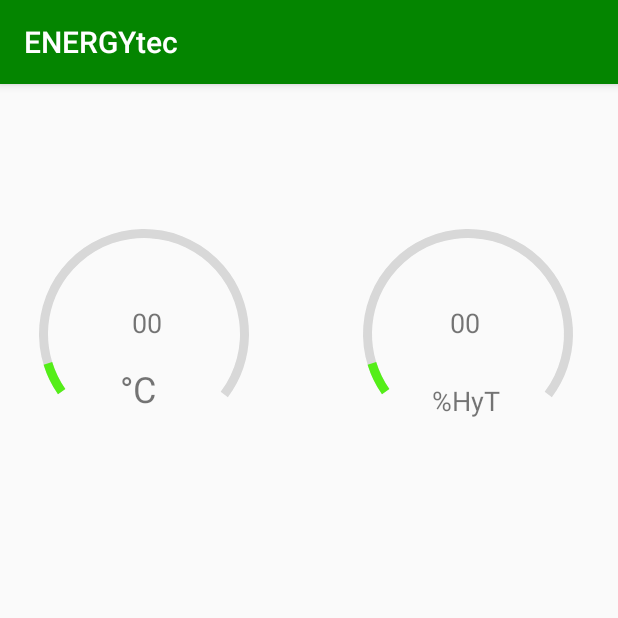
After one commit to UlisesSchreiner/EnergytecApp, an Android app: the VisorTempAndHumSensor screen opened directly, with no data from a screen before it, on a phone screen of 412 x 824 dp, the top half of it. The commit adds this screen. Run offline under Robolectric (Android 15) with nearby library versions, the phone set to English and light mode, and no system bars; network calls fail; 4 statements that could not run were skipped.

Commit message:
hum-temp sensor

```diff
--- a/app/src/main/AndroidManifest.xml
+++ b/app/src/main/AndroidManifest.xml
@@ -15,7 +15,8 @@
         android:supportsRtl="true"
         android:theme="@style/AppTheme"
         android:usesCleartextTraffic="true">
-        <activity android:name=".addDevice"></activity>
+        <activity android:name=".VisorTempAndHumSensor"></activity>
+        <activity android:name=".addDevice" />
         <activity android:name=".VisorTermotanque" />
         <activity
             android:name=".MainActivity"
--- a/app/src/main/java/com/example/myapplication/Adaptador.java
+++ b/app/src/main/java/com/example/myapplication/Adaptador.java
@@ -42,6 +42,8 @@ public class Adaptador extends BaseAdapter {
             {
                 case 1: Imagenes.add(R.drawable.termotanque);
                 break;
+                case 2: Imagenes.add(R.drawable.tempandhummidity);
+                break;
                 default: Imagenes.add(R.drawable.error);
                 break;
             }
--- a/app/src/main/java/com/example/myapplication/TermotanqueSolar.java
+++ b/app/src/main/java/com/example/myapplication/TermotanqueSolar.java
@@ -111,10 +111,6 @@ public class TermotanqueSolar extends ObjetoHTTP {
 
 
                 colaSolicitudes.add(sRequest);
-
-
-
-
 
 
     }
--- /dev/null
+++ b/app/src/main/java/com/example/myapplication/VisorTempAndHumSensor.java
@@ -0,0 +1,82 @@
+package com.example.myapplication;
+
+import androidx.appcompat.app.AppCompatActivity;
+
+import android.os.Bundle;
+import android.widget.EditText;
+import android.widget.ProgressBar;
+import android.widget.TextView;
+
+public class VisorTempAndHumSensor extends AppCompatActivity {
+
+    TempAndHumSensor Objeto = null;
+
+   ProgressBar progressTemp, progresHum;
+    TextView Temperatura, Humedad;
+
+    @Override
+    protected void onCreate(Bundle savedInstanceState) {
+        super.onCreate(savedInstanceState);
+        setContentView(R.layout.activity_visor_temp_and_hum_sensor);
+
+        progresHum = (ProgressBar) findViewById(R.id.progressVerdevsh);
+        progresHum.setProgress(5);
+
+        progressTemp = (ProgressBar) findViewById(R.id.progressVerdevsh2);
+        progressTemp.setProgress(5);
+
+
+        Temperatura = (TextView) findViewById(R.id.textViewTemp);
+        Humedad = (TextView) findViewById(R.id.textViewHum);
+
+        Bundle objetoEnviado = getIntent().getExtras();
+
+        if(objetoEnviado != null){
+
+            Objeto = (TempAndHumSensor) objetoEnviado.getSerializable("objeto");
+
+        }
+
+setProgressH(Objeto.getHumedad());
+        setProgressT(Objeto.getTemperatura());
+
+        Temperatura.setText(Objeto.getStringTem());
+        Humedad.setText(Objeto.getStringHum());
+
+    }
+
+
+    public void setProgressT(double temperatura)
+    {
+        int progreso = (int) temperatura;
+
+        int nProgreso = (progreso*70) / 60;
+
+        if(nProgreso >= 0 && nProgreso <= 60 ){
+            progressTemp.setProgress(nProgreso);
+        }
+        if(nProgreso > 70)
+        {
+            progressTemp.setProgress(70);
+        }
+        if(nProgreso < 0) {progressTemp.setProgress(1);}
+    }
+
+    public void setProgressH(double humedad)
+    {
+        int progreso = (int) humedad;
+
+        int nProgreso = (progreso*70) / 100;
+
+        if(nProgreso >= 0 && nProgreso <= 60 ){
+            progresHum.setProgress(nProgreso);
+        }
+        if(nProgreso > 70)
+        {
+            progresHum.setProgress(70);
+        }
+        if(nProgreso < 0) {progresHum.setProgress(1);}
+    }
+
+
+}
--- /dev/null
+++ b/app/src/main/res/layout/activity_visor_temp_and_hum_sensor.xml
@@ -0,0 +1,131 @@
+<?xml version="1.0" encoding="utf-8"?>
+<androidx.constraintlayout.widget.ConstraintLayout xmlns:android="http://schemas.android.com/apk/res/android"
+    xmlns:app="http://schemas.android.com/apk/res-auto"
+    xmlns:tools="http://schemas.android.com/tools"
+    android:layout_width="match_parent"
+    android:layout_height="match_parent"
+    tools:context=".VisorTempAndHumSensor">
+
+
+    <ProgressBar
+        android:id="@+id/progressGrisvsh"
+        style="?android:progressBarStyleHorizontal"
+        android:layout_width="160dp"
+        android:layout_height="160dp"
+        android:layout_marginStart="16dp"
+        android:layout_marginLeft="16dp"
+        android:layout_marginTop="52dp"
+        android:max="100"
+        android:progress="70"
+        android:progressDrawable="@drawable/circle2"
+        android:rotation="145"
+        app:layout_constraintStart_toStartOf="parent"
+        app:layout_constraintTop_toTopOf="@+id/guideline11" />
+
+
+    <ProgressBar
+        android:id="@+id/progressVerdevsh"
+        style="?android:progressBarStyleHorizontal"
+        android:layout_width="160dp"
+        android:layout_height="160dp"
+        android:layout_marginStart="16dp"
+        android:layout_marginLeft="16dp"
+        android:layout_marginTop="52dp"
+        android:max="100"
+        android:progress="70"
+        android:progressDrawable="@drawable/circle"
+        android:rotation="145"
+        app:layout_constraintStart_toStartOf="parent"
+        app:layout_constraintTop_toTopOf="@+id/guideline11" />
+
+
+    <ProgressBar
+        android:id="@+id/progressGrisvsh2"
+        style="?android:progressBarStyleHorizontal"
+        android:layout_width="160dp"
+        android:layout_height="160dp"
+        android:layout_marginStart="232dp"
+        android:layout_marginLeft="232dp"
+        android:layout_marginTop="52dp"
+        android:max="100"
+        android:progress="70"
+        android:progressDrawable="@drawable/circle2"
+        android:rotation="145"
+        app:layout_constraintStart_toStartOf="parent"
+        app:layout_constraintTop_toTopOf="@+id/guideline11" />
+
+
+    <ProgressBar
+        android:id="@+id/progressVerdevsh2"
+        style="?android:progressBarStyleHorizontal"
+        android:layout_width="160dp"
+        android:layout_height="160dp"
+        android:layout_marginStart="232dp"
+        android:layout_marginLeft="232dp"
+        android:layout_marginTop="52dp"
+        android:max="100"
+        android:progress="70"
+        android:progressDrawable="@drawable/circle"
+        android:rotation="145"
+        app:layout_constraintStart_toStartOf="parent"
+        app:layout_constraintTop_toTopOf="@+id/guideline11" />
+
+
+
+    <androidx.constraintlayout.widget.Guideline
+        android:id="@+id/guideline11"
+        android:layout_width="wrap_content"
+        android:layout_height="wrap_content"
+        android:orientation="horizontal"
+        app:layout_constraintGuide_begin="35dp" />
+
+    <TextView
+        android:id="@+id/textViewTemp"
+        android:layout_width="wrap_content"
+        android:layout_height="wrap_content"
+        android:layout_marginStart="88dp"
+        android:layout_marginLeft="88dp"
+        android:layout_marginTop="112dp"
+        android:text="00"
+        android:textSize="18sp"
+        app:layout_constraintStart_toStartOf="parent"
+        app:layout_constraintTop_toTopOf="@+id/guideline11" />
+
+    <TextView
+        android:id="@+id/textViewHum"
+        android:layout_width="wrap_content"
+        android:layout_height="wrap_content"
+        android:layout_marginStart="300dp"
+        android:layout_marginLeft="300dp"
+        android:layout_marginTop="112dp"
+        android:text="00"
+        android:textSize="18sp"
+        app:layout_constraintStart_toStartOf="parent"
+        app:layout_constraintTop_toTopOf="@+id/guideline11" />
+
+    <TextView
+        android:id="@+id/textView21"
+        android:layout_width="34dp"
+        android:layout_height="35dp"
+        android:layout_marginStart="80dp"
+        android:layout_marginLeft="80dp"
+        android:layout_marginTop="152dp"
+        android:text="°C"
+        android:textSize="24sp"
+        app:layout_constraintStart_toStartOf="parent"
+        app:layout_constraintTop_toTopOf="@+id/guideline11" />
+
+    <TextView
+        android:id="@+id/textView22"
+        android:layout_width="wrap_content"
+        android:layout_height="0dp"
+        android:layout_marginStart="288dp"
+        android:layout_marginLeft="288dp"
+        android:layout_marginTop="164dp"
+        android:text="%HyT"
+        android:textSize="18sp"
+        app:layout_constraintStart_toStartOf="parent"
+        app:layout_constraintTop_toTopOf="@+id/guideline11" />
+
+
+</androidx.constraintlayout.widget.ConstraintLayout>
```
Also changed, not shown: app/src/main/java/com/example/myapplication/MainActivity.java (+14 -1 lines), app/src/main/java/com/example/myapplication/TempAndHumSensor.java (added, +175 -0 lines), app/src/main/res/drawable/tempandhummidity.png (added).
